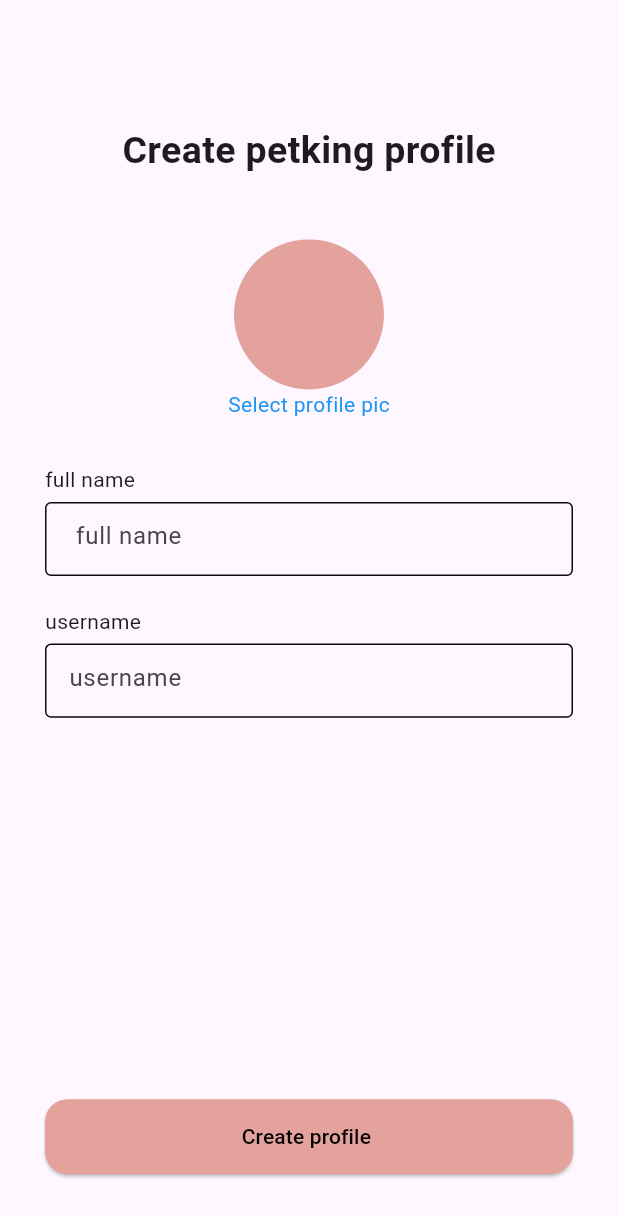
After one commit to ranveer-rajput/petking, a Flutter app: the ProfilePage screen opened directly, on a phone screen of 412 x 824 dp. The commit adds this screen. Shown: the top 1217 px of the screen. Run offline on Flutter 3.47's test engine with Material 2 defaults, Android fonts, the phone set to English and light mode, and no system bars; our stand-ins replace cloud_firestore, file_picker, firebase_auth, firebase_core, firebase_storage, get; accounts and stored records are empty.

Commit message:
completed profile page with firestore

```diff
--- a/lib/auth/email/signin_page.dart
+++ b/lib/auth/email/signin_page.dart
@@ -1,7 +1,7 @@
 import 'package:firebase_auth/firebase_auth.dart';
 import 'package:flutter/material.dart';
 import 'package:get/get.dart';
-import 'package:petking/view/home_view.dart';
+import 'package:petking/view/profile_view.dart';
 
 class SignInPage extends StatefulWidget {
   const SignInPage({Key? key}) : super(key: key);
@@ -41,7 +41,7 @@ class _SignInPageState extends State<SignInPage> {
         UserCredential userCredential = await FirebaseAuth.instance
             .createUserWithEmailAndPassword(email: email, password: password);
         if (userCredential.user != null) {
-          Get.off(const HomePage());
+          Get.off(const ProfilePage());
         }
       } on FirebaseAuthException catch (ex) {
         if (ex.code == "email-already-in-use") {
--- /dev/null
+++ b/lib/view/profile_view.dart
@@ -0,0 +1,205 @@
+import 'dart:io';
+
+import 'package:cloud_firestore/cloud_firestore.dart';
+import 'package:file_picker/file_picker.dart';
+import 'package:firebase_auth/firebase_auth.dart';
+import 'package:firebase_storage/firebase_storage.dart';
+import 'package:flutter/material.dart';
+import 'package:get/get.dart';
+import 'package:petking/view/home_view.dart';
+
+// ignore: must_be_immutable
+class ProfilePage extends StatefulWidget {
+  const ProfilePage({super.key});
+
+  @override
+  State<ProfilePage> createState() => _ProfilePageState();
+}
+
+class _ProfilePageState extends State<ProfilePage> {
+  TextEditingController userFullNameController = TextEditingController();
+  TextEditingController userNameController = TextEditingController();
+
+  File? pickedFile;
+
+  void selectProfile() async {
+    FilePickerResult? result =
+        await FilePicker.platform.pickFiles(type: FileType.image);
+    if (result != null) {
+      pickedFile = File(result.files.single.path!);
+      setState(() {});
+    }
+  }
+
+  Future<String?> uploadPic() async {
+    if (pickedFile == null) {
+      return null;
+    }
+    const path = "files/img.png";
+    final file = File(pickedFile!.path);
+    final actualFireStrorage = FirebaseStorage.instance.ref().child(path);
+    UploadTask uploadTask = actualFireStrorage.putFile(file);
+
+    final snapshot = await uploadTask.whenComplete(() {});
+    final urlDownload = await snapshot.ref.getDownloadURL();
+
+    return urlDownload;
+  }
+
+  void createProfile(String profilePicLink) async {
+    String userFullName = userFullNameController.text.trim();
+    String userName = userNameController.text.trim();
+
+    if (userName == "" || userFullName == "") {
+      ScaffoldMessenger.of(context).showSnackBar(
+        const SnackBar(
+          content: Text("All Information are required"),
+        ),
+      );
+    } else {
+      User? user = FirebaseAuth.instance.currentUser;
+      if (user == null) {
+        return;
+      }
+      await FirebaseFirestore.instance.collection("users").doc(user.uid).set({
+        "email": user.email,
+        "full_name": userFullName,
+        "username": userName,
+        "profilepic": profilePicLink,
+      });
+    }
+  }
+
+  @override
+  Widget build(BuildContext context) {
+    return Scaffold(
+      resizeToAvoidBottomInset: false,
+      body: Padding(
+        padding: const EdgeInsets.symmetric(horizontal: 30),
+        child: Column(crossAxisAlignment: CrossAxisAlignment.start, children: [
+          SizedBox(
+            height: MediaQuery.of(context).size.height * 0.1,
+          ),
+          const Center(
+            child: Text(
+              "Create petking profile",
+              style: TextStyle(fontSize: 25, fontWeight: FontWeight.w600),
+            ),
+          ),
+          SizedBox(
+            height: MediaQuery.of(context).size.height * 0.05,
+          ),
+          InkWell(
+            onTap: () {
+              selectProfile();
+            },
+            child: Row(
+              mainAxisAlignment: MainAxisAlignment.center,
+              children: [
+                ConstrainedBox(
+                  constraints: const BoxConstraints(
+                    maxHeight: 100,
+                    maxWidth: 100,
+                  ),
+                  child: pickedFile != null
+                      ? ClipRRect(
+                          borderRadius: BorderRadius.circular(100),
+                          child: Image.file(
+                            pickedFile!,
+                            fit: BoxFit.cover,
+                            width: 150,
+                            height: 150,
+                          ),
+                        )
+                      : Container(
+                          height: 150,
+                          width: 150,
+                          decoration: const BoxDecoration(
+                            shape: BoxShape.circle,
+                            color: Color.fromARGB(255, 228, 162, 157),
+                          ),
+                        ),
+                ),
+              ],
+            ),
+          ),
+          const Center(
+              child: Text(
+            "Select profile pic",
+            style: TextStyle(color: Colors.blue),
+          )),
+          const SizedBox(
+            height: 30,
+          ),
+          const Text("full name"),
+          const SizedBox(
+            height: 5,
+          ),
+          SizedBox(
+            width: MediaQuery.of(context).size.width,
+            height: MediaQuery.of(context).size.height * 0.06,
+            child: TextField(
+              controller: userFullNameController,
+              decoration: const InputDecoration(
+                hintText: " full name",
+                enabledBorder: OutlineInputBorder(
+                  borderSide:
+                      BorderSide(color: Color.fromARGB(255, 11, 12, 11)),
+                ),
+                focusedBorder: OutlineInputBorder(
+                  borderSide: BorderSide(color: Colors.black),
+                ),
+              ),
+            ),
+          ),
+          const SizedBox(
+            height: 20,
+          ),
+          const Text("username"),
+          const SizedBox(
+            height: 5,
+          ),
+          SizedBox(
+            width: MediaQuery.of(context).size.width,
+            height: MediaQuery.of(context).size.height * 0.06,
+            child: TextField(
+              controller: userNameController,
+              decoration: const InputDecoration(
+                hintText: "username",
+                enabledBorder: OutlineInputBorder(
+                  borderSide:
+                      BorderSide(color: Color.fromARGB(255, 11, 12, 11)),
+                ),
+                focusedBorder: OutlineInputBorder(
+                  borderSide: BorderSide(color: Colors.black),
+                ),
+              ),
+            ),
+          ),
+          const Expanded(child: SizedBox()),
+          ElevatedButton(
+            style: ElevatedButton.styleFrom(
+                backgroundColor: const Color.fromARGB(255, 228, 162, 157),
+                minimumSize: const Size(400, 50),
+                shape: RoundedRectangleBorder(
+                    borderRadius: BorderRadius.circular(15))),
+            onPressed: () async {
+              final profilepic = await uploadPic();
+              if (profilepic != null) {
+                createProfile(profilepic);
+                Get.offAll(() => const HomePage());
+              }
+            },
+            child: const Text(
+              'Create profile ',
+              style: TextStyle(color: Colors.black),
+            ),
+          ),
+          SizedBox(
+            height: MediaQuery.of(context).size.height * 0.05,
+          )
+        ]),
+      ),
+    );
+  }
+}
--- a/pubspec.yaml
+++ b/pubspec.yaml
@@ -41,6 +41,7 @@ dependencies:
   firebase: ^9.0.3
   file_picker: ^5.3.3
   get: ^4.6.5
+  firebase_storage: ^11.2.6
 
 dev_dependencies:
   flutter_test:
@@ -65,8 +66,8 @@ flutter:
   uses-material-design: true
 
   # To add assets to your application, add an assets section, like this:
-  # assets:
-  #   - images/a_dot_burr.jpeg
+  assets:
+    - assets/
   #   - images/a_dot_ham.jpeg
 
   # An image asset can refer to one or more resolution-specific "variants", see
```
Also changed, not shown: lib/main.dart (+2 -17 lines), lib/view/home_view.dart (+74 -2 lines), assets/img.jpg (added), pubspec.lock, 1 other file.
